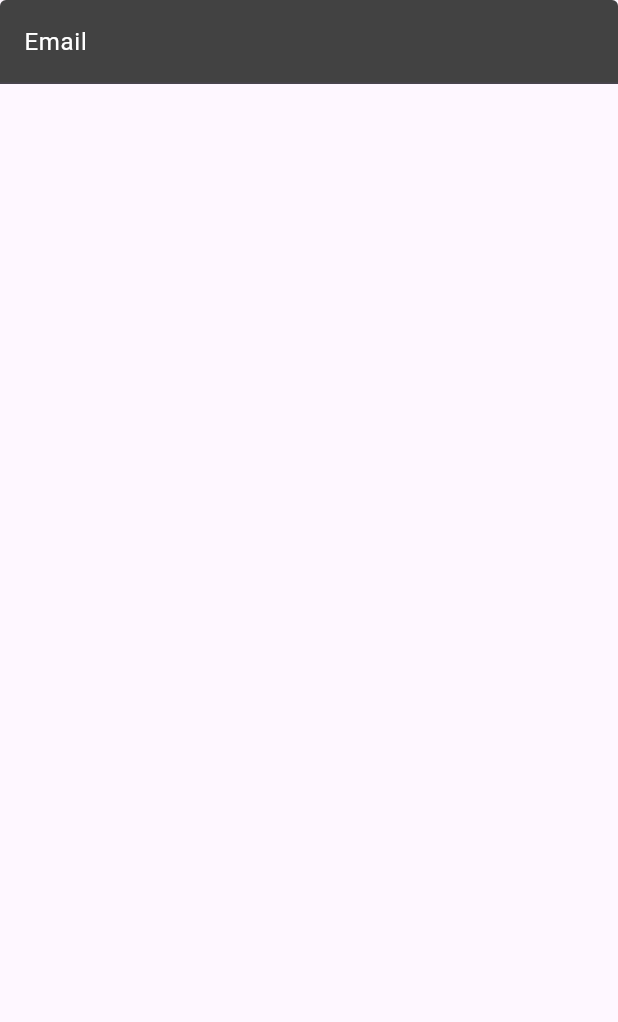
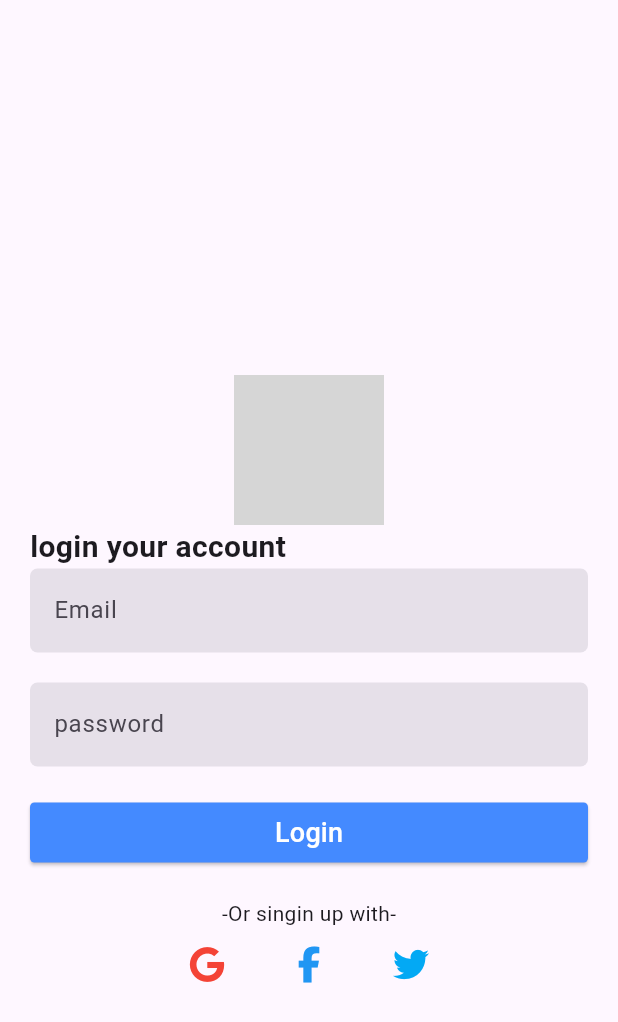
Before and after one commit to Christian021112/firebase_auth, a Flutter app: the screen it shows after launch, on a phone screen of 412 x 824 dp. Shown: the top 1022 px of the screen. Run offline on Flutter 3.47's test engine with Material 3 defaults, Android fonts, the phone set to English and light mode, and no system bars; our stand-ins replace firebase_auth, firebase_core, font_awesome_flutter; accounts and stored records are empty; network calls fail; grey boxes are pictures that could not be loaded.

Commit message:
feat: Implement a dedicated register screen and refactor the main application structure by separating the login screen.

```diff
--- a/lib/main.dart
+++ b/lib/main.dart
@@ -1,38 +1,18 @@
+import 'package:firebase_authentification/presentation/auth/login_screen.dart';
 import 'package:flutter/material.dart';
 
 void main() {
-  runApp(const MaterialApp(home: LoginScreen()));
+  runApp(const MyApp());
 }
 
-class LoginScreen extends StatefulWidget {
-  const LoginScreen({super.key});
-  @override
-  State<LoginScreen> createState() {
-    return _LoginScreenState();
-  }
-}
+class MyApp extends StatelessWidget {
+  const MyApp({super.key});
 
-class _LoginScreenState extends State<LoginScreen> {
   @override
   Widget build(BuildContext context) {
-    return Scaffold(
-      body: SingleChildScrollView(
-        child: Form(
-          child: Column(
-            children: [
-              TextFormField(
-                decoration: InputDecoration(
-                  labelText: "Email",
-                  labelStyle: const TextStyle(color: Colors.white),
-                  filled: true,
-                  fillColor: Colors.grey[800],
-                ),
-                style: const TextStyle(color: Colors.white),
-              ),
-            ],
-          ),
-        ),
-      ),
+    return const MaterialApp(
+      debugShowCheckedModeBanner: false,
+      home: LoginScreen(),
     );
   }
 }
--- a/lib/presentation/auth/create_account.dart
+++ b/lib/presentation/auth/register_screen.dart
@@ -2,15 +2,15 @@
 // ignore: depend_on_referenced_packages
 import 'package:font_awesome_flutter/font_awesome_flutter.dart';
 
-class LoginScreen extends StatefulWidget {
-  const LoginScreen({super.key});
+class RegisterScreen extends StatefulWidget {
+  const RegisterScreen({super.key});
   @override
-  State<LoginScreen> createState() {
-    return _LoginScreenState();
+  State<RegisterScreen> createState() {
+    return _RegisterScreenState();
   }
 }
 
-class _LoginScreenState extends State<LoginScreen> {
+class _RegisterScreenState extends State<RegisterScreen> {
   @override
   Widget build(BuildContext context) {
     return Scaffold(
```
Also changed, not shown: 1 other file.
